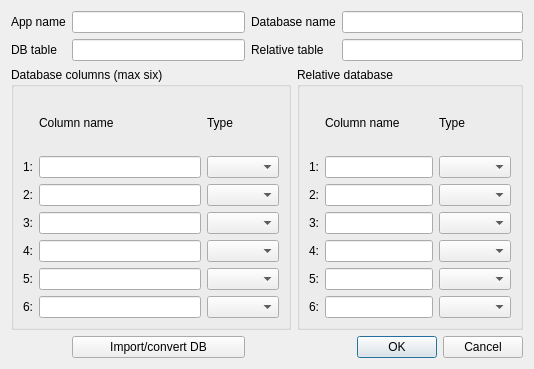
The window that settingsdialog.ui (QTinman/AddressBook) describes before a commit, drawn with Qt 5.
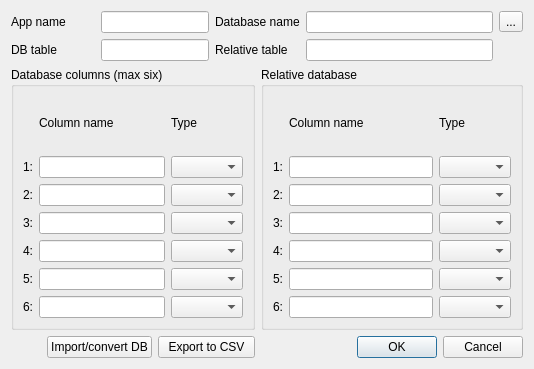
The same window after the commit.

Commit message: Export function added, diverse improvements.

```diff
--- a/settingsdialog.ui
+++ b/settingsdialog.ui
@@ -14,47 +14,54 @@
    <string>Dialog</string>
   </property>
   <layout class="QGridLayout" name="gridLayout_3">
-   <item row="0" column="0">
+   <item row="0" column="0" colspan="2">
     <widget class="QLabel" name="label_8">
      <property name="text">
       <string>App name</string>
      </property>
     </widget>
    </item>
-   <item row="0" column="1">
-    <widget class="QLineEdit" name="appnavn"/>
-   </item>
    <item row="0" column="2" colspan="2">
+    <widget class="QLineEdit" name="appnavn"/>
+   </item>
+   <item row="0" column="4" colspan="2">
     <widget class="QLabel" name="label">
      <property name="text">
       <string>Database name</string>
      </property>
     </widget>
    </item>
-   <item row="0" column="4">
+   <item row="0" column="6">
     <widget class="QLineEdit" name="databasenavn"/>
    </item>
-   <item row="1" column="0">
+   <item row="0" column="7">
+    <widget class="QToolButton" name="selectDB">
+     <property name="text">
+      <string>...</string>
+     </property>
+    </widget>
+   </item>
+   <item row="1" column="0" colspan="2">
     <widget class="QLabel" name="dbTablelabel">
      <property name="text">
       <string>DB table</string>
      </property>
     </widget>
    </item>
-   <item row="1" column="1">
-    <widget class="QLineEdit" name="dbTable"/>
-   </item>
    <item row="1" column="2" colspan="2">
+    <widget class="QLineEdit" name="dbTable"/>
+   </item>
+   <item row="1" column="4" colspan="2">
     <widget class="QLabel" name="label_9">
      <property name="text">
       <string>Relative table</string>
      </property>
     </widget>
    </item>
-   <item row="1" column="4">
+   <item row="1" column="6">
     <widget class="QLineEdit" name="relativedb"/>
    </item>
-   <item row="2" column="0" colspan="3">
+   <item row="2" column="0" colspan="5">
     <widget class="QGroupBox" name="groupBox">
      <property name="title">
       <string>Database columns (max six)</string>
@@ -155,7 +162,7 @@
      </layout>
     </widget>
    </item>
-   <item row="2" column="3" colspan="2">
+   <item row="2" column="5" colspan="3">
     <widget class="QGroupBox" name="groupBox_2">
      <property name="title">
       <string>Relative database</string>
@@ -263,14 +270,21 @@
      </property>
     </widget>
    </item>
-   <item row="3" column="1">
+   <item row="3" column="1" colspan="2">
     <widget class="QPushButton" name="pushButton">
      <property name="text">
       <string>Import/convert DB</string>
      </property>
     </widget>
    </item>
-   <item row="3" column="4">
+   <item row="3" column="3" colspan="2">
+    <widget class="QPushButton" name="pushButton_2">
+     <property name="text">
+      <string>Export to CSV</string>
+     </property>
+    </widget>
+   </item>
+   <item row="3" column="6" colspan="2">
     <widget class="QDialogButtonBox" name="buttonBox">
      <property name="orientation">
       <enum>Qt::Horizontal</enum>
```
The commit also changes 15 other files.
